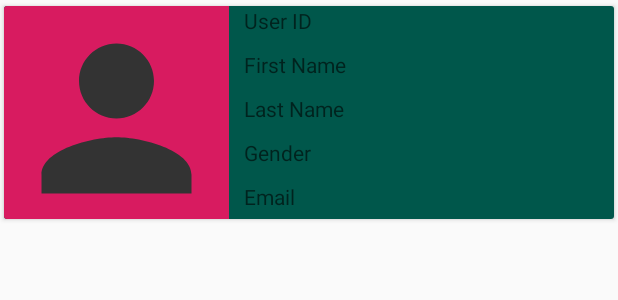
After one commit to MilindAmrutkarCSS/RetrofitTesting, an Android app: the layout single_row_item.xml on its own in the app's theme, with its tools: preview values and no code run, on a phone screen of 412 x 824 dp. The commit adds this screen. Shown: the top 300 px of the screen. Run offline under Robolectric (Android 15) with nearby library versions, the phone set to English and light mode, and no system bars.

Commit message:
Implemented the users list with RecyclerView from API: http://www.mocky.io/v2/5cb052473100009c21e1334c

```diff
--- a/app/build.gradle
+++ b/app/build.gradle
@@ -28,9 +28,13 @@ dependencies {
     implementation 'androidx.appcompat:appcompat:1.0.2'
     implementation 'androidx.constraintlayout:constraintlayout:1.1.3'
     testImplementation 'junit:junit:4.12'
+    implementation 'com.android.support:cardview-v7:28.0.0'
     implementation 'com.squareup.retrofit2:retrofit:2.5.0'
+    implementation 'androidx.recyclerview:recyclerview:1.0.0'
     implementation 'com.jakewharton:butterknife:10.1.0'
     implementation 'com.squareup.retrofit2:converter-gson:2.5.0'
+    implementation 'com.github.bumptech.glide:glide:4.9.0'
+    annotationProcessor 'com.github.bumptech.glide:compiler:4.9.0'
     annotationProcessor 'com.jakewharton:butterknife-compiler:10.1.0'
     androidTestImplementation 'androidx.test:runner:1.1.1'
     androidTestImplementation 'androidx.test.espresso:espresso-core:3.1.1'
--- /dev/null
+++ b/app/src/main/res/drawable-anydpi/ic_person.xml
@@ -0,0 +1,10 @@
+<vector xmlns:android="http://schemas.android.com/apk/res/android"
+    android:width="24dp"
+    android:height="24dp"
+    android:viewportWidth="24"
+    android:viewportHeight="24"
+    android:tint="#333333">
+    <path
+        android:fillColor="#FF000000"
+        android:pathData="M12,12c2.21,0 4,-1.79 4,-4s-1.79,-4 -4,-4 -4,1.79 -4,4 1.79,4 4,4zM12,14c-2.67,0 -8,1.34 -8,4v2h16v-2c0,-2.66 -5.33,-4 -8,-4z"/>
+</vector>
--- /dev/null
+++ b/app/src/main/res/layout/single_row_item.xml
@@ -0,0 +1,72 @@
+<?xml version="1.0" encoding="utf-8"?>
+<androidx.cardview.widget.CardView android:id="@+id/card_view"
+    android:layout_width="match_parent"
+    android:layout_height="150dp"
+    app:cardCornerRadius="2dp"
+    app:cardElevation="2dp"
+    app:cardUseCompatPadding="true"
+    xmlns:android="http://schemas.android.com/apk/res/android"
+    xmlns:app="http://schemas.android.com/apk/res-auto">
+
+        <LinearLayout
+            android:background="@color/colorPrimaryDark"
+            android:layout_width="match_parent"
+            android:layout_height="match_parent"
+            android:orientation="horizontal">
+
+            <ImageView
+                android:background="@color/colorAccent"
+                android:id="@+id/ivProfileImage"
+                android:src="@drawable/ic_person"
+                android:layout_width="150dp"
+                android:layout_height="150dp" />
+
+            <LinearLayout
+                android:orientation="vertical"
+                android:layout_width="match_parent"
+                android:layout_height="match_parent"
+                android:paddingLeft="10dp"
+                android:paddingRight="10dp">
+
+                <TextView
+                    android:id="@+id/tvId"
+                    android:hint="@string/user_id"
+                    android:layout_width="wrap_content"
+                    android:layout_height="wrap_content"
+                    android:layout_marginBottom="10dp"/>
+
+                <TextView
+                    android:id="@+id/tvFirstName"
+                    android:hint="@string/first_name"
+                    android:layout_width="wrap_content"
+                    android:layout_height="wrap_content"
+                    android:layout_marginBottom="10dp"/>
+
+                <TextView
+                    android:id="@+id/tvLastName"
+                    android:hint="@string/last_name"
+                    android:layout_width="wrap_content"
+                    android:layout_height="wrap_content"
+                    android:layout_marginBottom="10dp"/>
+
+                <TextView
+                    android:id="@+id/tvGender"
+                    android:hint="@string/gender"
+                    android:layout_width="wrap_content"
+                    android:layout_height="wrap_content"
+                    android:layout_marginBottom="10dp"/>
+
+                <TextView
+                    android:id="@+id/tvEmail"
+                    android:hint="@string/email"
+                    android:layout_width="wrap_content"
+                    android:layout_height="wrap_content" />
+
+            </LinearLayout>
+
+        </LinearLayout>
+
+
+
+
+    </androidx.cardview.widget.CardView>
--- a/app/src/main/res/values/strings.xml
+++ b/app/src/main/res/values/strings.xml
@@ -1,3 +1,8 @@
 <resources>
     <string name="app_name">RetrofitTesting</string>
+    <string name="user_id">User ID</string>
+    <string name="first_name">First Name</string>
+    <string name="last_name">Last Name</string>
+    <string name="gender">Gender</string>
+    <string name="email">Email</string>
 </resources>
```
Also changed, not shown: app/src/main/java/com/example/retrofittesting/JsonPlaceHolderApi.java (+2 -10 lines), app/src/main/java/com/example/retrofittesting/MainActivity.java (+27 -36 lines), app/src/main/java/com/example/retrofittesting/UserDataAdapter.java (added, +72 -0 lines), app/src/main/java/com/example/retrofittesting/Users.java (+7 -6 lines), app/src/main/res/drawable/ic_dog.xml (added, +7 -0 lines), app/src/main/res/layout/activity_main.xml (+8 -17 lines), app/src/main/res/drawable-hdpi/ic_person.png (added), app/src/main/res/drawable-mdpi/ic_person.png (added), app/src/main/res/drawable-xhdpi/ic_person.png (added), app/src/main/res/drawable-xxhdpi/ic_person.png (added).
